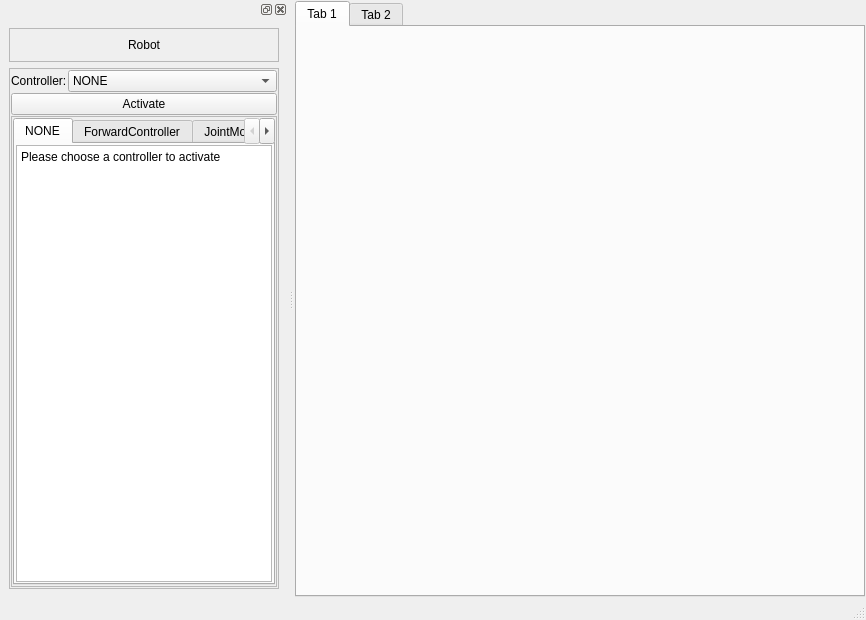
JunchenWang/ros2_robot_control, file robot_gui/src/RobotGUIMainWindow.ui: the form before one commit.
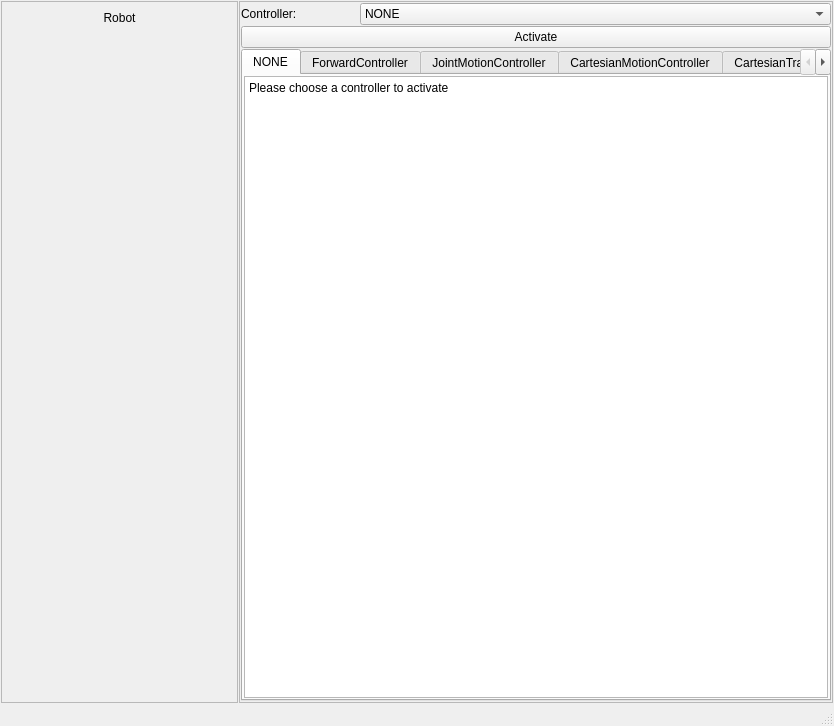
The form after the commit.

Commit message: refine robot gui

Patch:
```diff
--- a/robot_gui/src/RobotGUIMainWindow.ui
+++ b/robot_gui/src/RobotGUIMainWindow.ui
@@ -6,15 +6,15 @@
    <rect>
     <x>0</x>
     <y>0</y>
-    <width>866</width>
-    <height>620</height>
+    <width>834</width>
+    <height>726</height>
    </rect>
   </property>
   <property name="windowTitle">
    <string>Robot GUI</string>
   </property>
   <widget class="QWidget" name="centralwidget">
-   <layout class="QGridLayout" name="gridLayout">
+   <layout class="QGridLayout" name="gridLayout" columnstretch="20,50">
     <property name="leftMargin">
      <number>1</number>
     </property>
@@ -31,43 +31,13 @@
      <number>1</number>
     </property>
     <item row="0" column="0">
-     <widget class="QTabWidget" name="tabWidget">
-      <property name="currentIndex">
-       <number>0</number>
-      </property>
-      <widget class="QWidget" name="tab">
-       <attribute name="title">
-        <string>Tab 1</string>
-       </attribute>
-      </widget>
-      <widget class="QWidget" name="tab_2">
-       <attribute name="title">
-        <string>Tab 2</string>
-       </attribute>
-      </widget>
-     </widget>
-    </item>
-   </layout>
-  </widget>
-  <widget class="QMenuBar" name="menubar">
-   <property name="geometry">
-    <rect>
-     <x>0</x>
-     <y>0</y>
-     <width>866</width>
-     <height>23</height>
-    </rect>
-   </property>
-  </widget>
-  <widget class="QStatusBar" name="statusbar"/>
-  <widget class="QDockWidget" name="dockWidget">
-   <attribute name="dockWidgetArea">
-    <number>1</number>
-   </attribute>
-   <widget class="QWidget" name="dockWidgetContents">
-    <layout class="QVBoxLayout" name="verticalLayout">
-     <item>
       <widget class="QFrame" name="frame">
+      <property name="minimumSize">
+       <size>
+        <width>0</width>
+        <height>0</height>
+       </size>
+      </property>
        <property name="frameShape">
         <enum>QFrame::StyledPanel</enum>
        </property>
@@ -88,81 +58,8 @@
        </layout>
       </widget>
      </item>
-     <item>
+    <item row="0" column="1">
       <widget class="QFrame" name="frame_2">
-       <property name="frameShape">
-        <enum>QFrame::StyledPanel</enum>
-       </property>
-       <property name="frameShadow">
-        <enum>QFrame::Raised</enum>
-       </property>
-       <layout class="QFormLayout" name="formLayout_2">
-        <property name="horizontalSpacing">
-         <number>1</number>
-        </property>
-        <property name="verticalSpacing">
-         <number>1</number>
-        </property>
-        <property name="leftMargin">
-         <number>1</number>
-        </property>
-        <property name="topMargin">
-         <number>1</number>
-        </property>
-        <property name="rightMargin">
-         <number>1</number>
-        </property>
-        <property name="bottomMargin">
-         <number>1</number>
-        </property>
-        <item row="0" column="0">
-         <widget class="QLabel" name="label_2">
-          <property name="text">
-           <string>Controller:</string>
-          </property>
-         </widget>
-        </item>
-        <item row="0" column="1">
-         <widget class="QComboBox" name="comboBox">
-          <item>
-           <property name="text">
-            <string>NONE</string>
-           </property>
-          </item>
-          <item>
-           <property name="text">
-            <string>ForwardController</string>
-           </property>
-          </item>
-          <item>
-           <property name="text">
-            <string>JointMotionController</string>
-           </property>
-          </item>
-          <item>
-           <property name="text">
-            <string>CartesianMotionController</string>
-           </property>
-          </item>
-          <item>
-           <property name="text">
-            <string>CartesianTrajectoryController</string>
-           </property>
-          </item>
-          <item>
-           <property name="text">
-            <string>AdmittanceController</string>
-           </property>
-          </item>
-          <item>
-           <property name="text">
-            <string>ForceDragController</string>
-           </property>
-          </item>
-         </widget>
-        </item>
-        <item row="2" column="0" colspan="2">
-         <widget class="QFrame" name="frame_4">
           <property name="sizePolicy">
            <sizepolicy hsizetype="Preferred" vsizetype="Expanding">
             <horstretch>0</horstretch>
@@ -175,10 +72,7 @@
           <property name="frameShadow">
            <enum>QFrame::Raised</enum>
           </property>
-          <layout class="QVBoxLayout" name="verticalLayout_2">
-           <property name="spacing">
-            <number>1</number>
-           </property>
+      <layout class="QGridLayout" name="gridLayout_2" columnstretch="10,40">
            <property name="leftMargin">
             <number>1</number>
            </property>
@@ -191,8 +85,17 @@
            <property name="bottomMargin">
             <number>1</number>
            </property>
-           <item>
+       <property name="spacing">
+        <number>1</number>
+       </property>
+       <item row="2" column="0" colspan="2">
             <widget class="QTabWidget" name="tabWidget_2">
+         <property name="sizePolicy">
+          <sizepolicy hsizetype="Expanding" vsizetype="Preferred">
+           <horstretch>0</horstretch>
+           <verstretch>0</verstretch>
+          </sizepolicy>
+         </property>
              <property name="currentIndex">
               <number>0</number>
              </property>
@@ -261,9 +164,6 @@
              </widget>
             </widget>
            </item>
-          </layout>
-         </widget>
-        </item>
         <item row="1" column="0" colspan="2">
          <widget class="QPushButton" name="pushButton">
           <property name="text">
@@ -271,12 +171,71 @@
           </property>
          </widget>
         </item>
+       <item row="0" column="0">
+        <widget class="QLabel" name="label_2">
+         <property name="text">
+          <string>Controller:</string>
+         </property>
+         <property name="alignment">
+          <set>Qt::AlignLeading|Qt::AlignLeft|Qt::AlignVCenter</set>
+         </property>
+        </widget>
+       </item>
+       <item row="0" column="1">
+        <widget class="QComboBox" name="comboBox">
+         <item>
+          <property name="text">
+           <string>NONE</string>
+          </property>
+         </item>
+         <item>
+          <property name="text">
+           <string>ForwardController</string>
+          </property>
+         </item>
+         <item>
+          <property name="text">
+           <string>JointMotionController</string>
+          </property>
+         </item>
+         <item>
+          <property name="text">
+           <string>CartesianMotionController</string>
+          </property>
+         </item>
+         <item>
+          <property name="text">
+           <string>CartesianTrajectoryController</string>
+          </property>
+         </item>
+         <item>
+          <property name="text">
+           <string>AdmittanceController</string>
+          </property>
+         </item>
+         <item>
+          <property name="text">
+           <string>ForceDragController</string>
+          </property>
+         </item>
+        </widget>
+       </item>
        </layout>
       </widget>
      </item>
     </layout>
    </widget>
+  <widget class="QMenuBar" name="menubar">
+   <property name="geometry">
+    <rect>
+     <x>0</x>
+     <y>0</y>
+     <width>834</width>
+     <height>23</height>
+    </rect>
+   </property>
   </widget>
+  <widget class="QStatusBar" name="statusbar"/>
  </widget>
  <resources/>
  <connections/>
```
Lines whose indentation alone changed are shown as unchanged.
